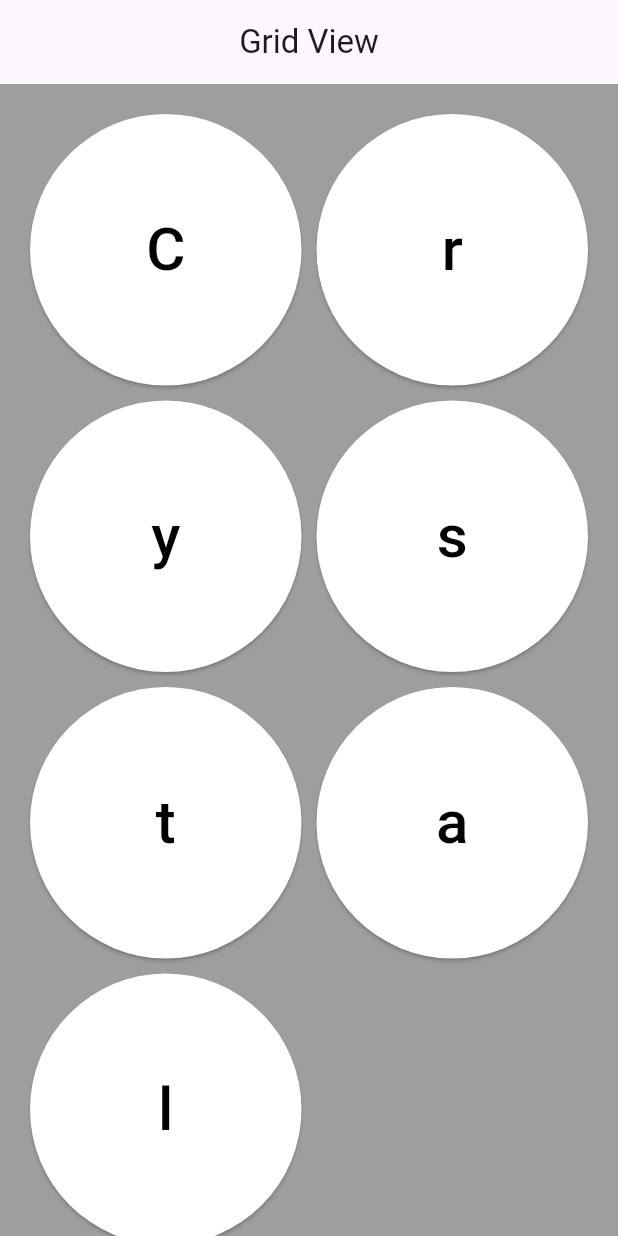
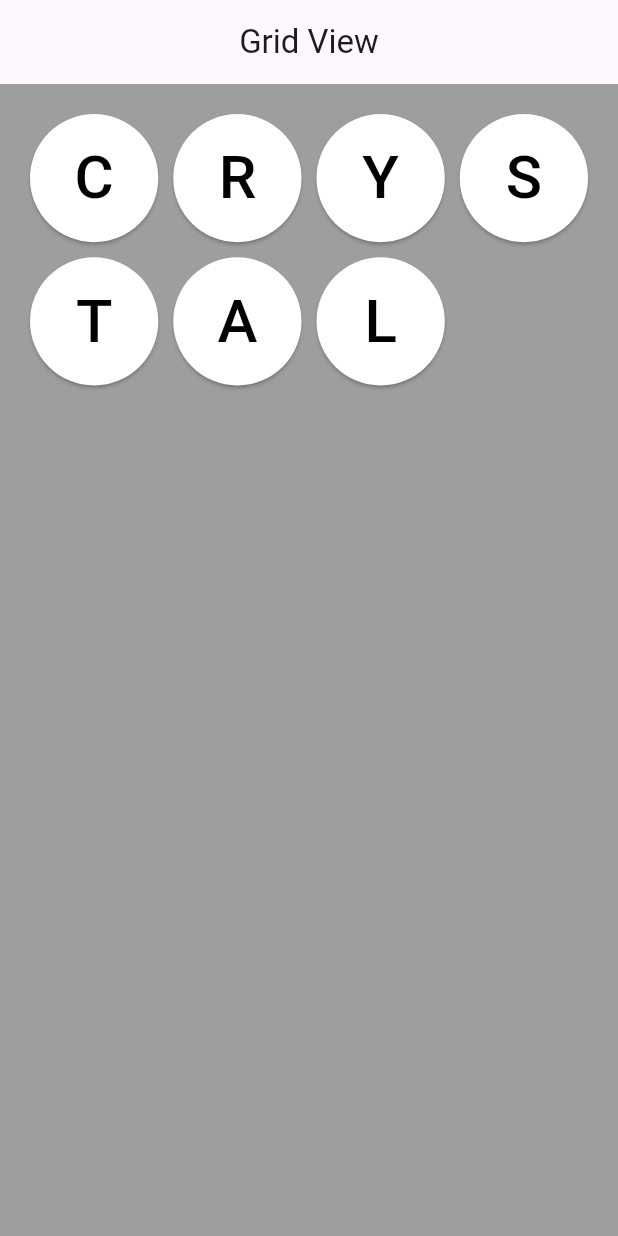
Before and after one commit to CrystalKhadka/class_test_crystal, a Flutter app: the screen it shows after launch, on a phone screen of 412 x 824 dp. Run offline on Flutter 3.47's test engine with Material 3 defaults, Android fonts, the phone set to English and light mode, and no system bars.

Commit message:
moving grid after deleting

```diff
--- a/lib/common/my_button.dart
+++ b/lib/common/my_button.dart
@@ -1,50 +1,35 @@
 import 'package:flutter/material.dart';
 
-class MyButton extends StatefulWidget {
-  final String text;
-
-  const MyButton({super.key, required this.text});
-
-  @override
-  _MyButtonState createState() => _MyButtonState();
-}
-
-class _MyButtonState extends State<MyButton> {
-  bool isVisible = true;
-  bool isFirstClick = true;
+class MyButton extends StatelessWidget {
+  final int index;
+  final List<String> list;
+  final VoidCallback onPressed;
+  final bool firstClick;
+  const MyButton(
+      {super.key,
+      required this.index,
+      required this.list,
+      required this.onPressed,
+      required this.firstClick});
 
   @override
   Widget build(BuildContext context) {
-    return Visibility(
-      visible: isVisible,
-      child: ElevatedButton(
-        onPressed: () {
-          setState(() {
-            if (isFirstClick) {
-              // Change color on first click
-              isFirstClick = false;
-            } else {
-              // Disappear on second click
-              isVisible = false;
-            }
-          });
-        },
+    return ElevatedButton(
+      onPressed: onPressed,
       style: ButtonStyle(
         backgroundColor: MaterialStateProperty.all<Color>(
-            isFirstClick
-                ? Colors.white
-                : Colors.blue, // Change color on first click
+          firstClick ? Colors.white : Colors.blue,
+          // Change color on first click
         ),
       ),
       child: Center(
           child: Text(
-          widget.text,
+        list[index],
         style: const TextStyle(
           color: Colors.black,
           fontSize: 40,
         ),
       )),
-      ),
     );
   }
 }
--- a/lib/screen/grid_view_screen.dart
+++ b/lib/screen/grid_view_screen.dart
@@ -2,10 +2,16 @@ import 'package:flutter/material.dart';
 
 import '../common/my_button.dart';
 
-class GridViewScreen extends StatelessWidget {
-  final String name = "Crystal";
+class GridViewScreen extends StatefulWidget {
+  const GridViewScreen({super.key});
 
-  const GridViewScreen({super.key}); // Your name
+  @override
+  _GridViewScreenState createState() => _GridViewScreenState();
+}
+
+class _GridViewScreenState extends State<GridViewScreen> {
+  List<String> buttonNames = ['C', 'R', 'Y', 'S', 'T', 'A', 'L'];
+  List<bool> firstClickList = List.generate(7, (index) => true);
 
   @override
   Widget build(BuildContext context) {
@@ -19,10 +25,22 @@ class GridViewScreen extends StatelessWidget {
         padding: const EdgeInsets.all(20),
         crossAxisSpacing: 10,
         mainAxisSpacing: 10,
-        crossAxisCount: 2,
-        children: List.generate(name.length, (index) {
+        crossAxisCount: 4,
+        children: List.generate(buttonNames.length, (index) {
           return MyButton(
-            text: name[index],
+            list: buttonNames,
+            index: index,
+            onPressed: () {
+              setState(() {
+                if (firstClickList[index]) {
+                  firstClickList[index] = false;
+                } else {
+                  firstClickList.removeAt(index);
+                  buttonNames.removeAt(index);
+                }
+              });
+            },
+            firstClick: firstClickList[index],
           );
         }),
       ),
```
Lines whose indentation alone changed are shown as unchanged.
